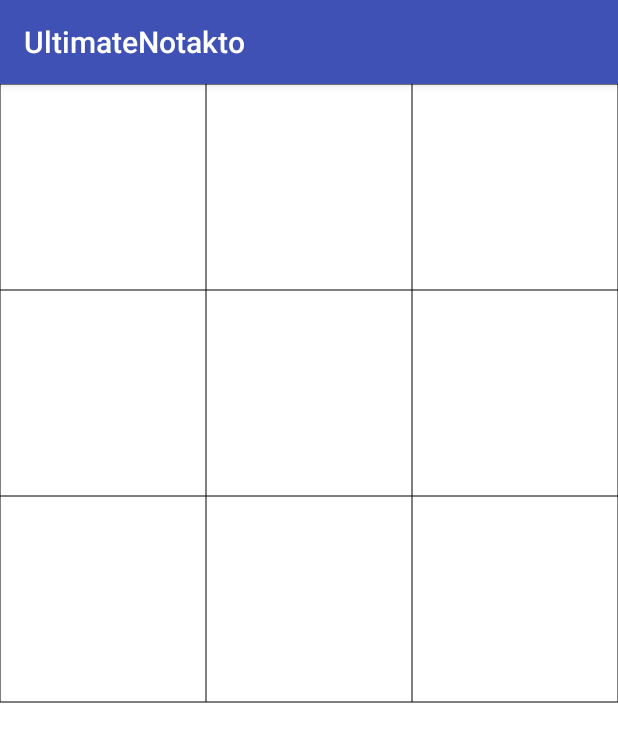
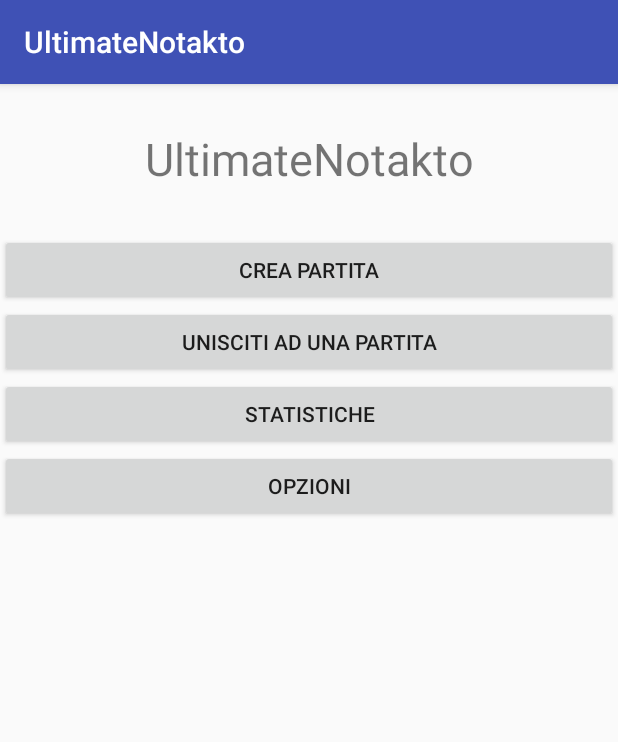
Before and after one commit to beawar/UltimateNotakto, an Android app: the screen it shows after launch (MainActivity), on a phone screen of 412 x 824 dp. Shown: the top 742 px of the screen. Run offline under Robolectric (Android 15) with nearby library versions, the light colour scheme and no system bars.

Commit message:
Aperto nuovo branch per creare il layout. NON FUNZIONANTE

```diff
--- a/Android/app/src/main/java/com/example/misterweeman/ultimatenotakto/MainActivity.java
+++ b/Android/app/src/main/java/com/example/misterweeman/ultimatenotakto/MainActivity.java
@@ -1,73 +1,40 @@
 package com.example.misterweeman.ultimatenotakto;
 
-import android.content.DialogInterface;
+import android.content.Intent;
 import android.os.Bundle;
-import android.support.v4.app.FragmentTransaction;
-import android.support.v7.app.AlertDialog;
 import android.support.v7.app.AppCompatActivity;
-import android.view.KeyEvent;
+import android.util.Log;
+import android.view.View;
 
-import com.example.misterweeman.ultimatenotakto.view.GameFragment;
 
-public class MainActivity extends AppCompatActivity implements GameFragment.GameLostListener {
+public class MainActivity extends AppCompatActivity{
+
+    private static final String TAG = "UltimateNotakto";
+
     @Override
     protected void onCreate(Bundle savedInstanceState) {
         super.onCreate(savedInstanceState);
         setContentView(R.layout.activity_main);
 
-        // Check that the activity is using the layout version with
-        // the fragment_container FrameLayout
-        if (findViewById(R.id.fragment_container) != null) {
-            // However, if we're being restored from a previous state,
-            // then we don't need to do anything or else
-            // we could end up with overlapping fragments.
-            // Quindi controllo eseguo le istruzioni solo se non c'è uno stato precedente
-            if (savedInstanceState == null) {
-                // Create a new Fragment to be placed in the activity layout
-                GameFragment gameFragment = new GameFragment();
+    }
 
-                // In case this activity was started with special instructions from an
-                // Intent, pass the Intent's extras to the fragment as arguments
-                gameFragment.setArguments(getIntent().getExtras());
+    // called when the user click "Crea Partita"
+    public void createGame(View view){
 
-                // Add the fragment to the 'fragment_container' Layout
-                getSupportFragmentManager().beginTransaction()
-                        .add(R.id.fragment_container, gameFragment).commit();
-            }
-        }
+        Log.d(TAG, "createGame()");
+
+        Intent intent = new Intent(this, GameActivity.class);
+        startActivity(intent);
     }
 
     @Override
     public void onDestroy(){
+
+        Log.d(TAG, "destroy");
+
         super.onDestroy();
     }
 
-    @Override
-    public void onGameLost() {
-        AlertDialog.Builder builder = new AlertDialog.Builder(this);
-        builder.setMessage(R.string.lost_dialog_message)
-                .setTitle(R.string.list_dialog_title)
-                .setPositiveButton(R.string.oh_no, new DialogInterface.OnClickListener() {
-                    @Override
-                    public void onClick(DialogInterface dialog, int which) {
-                        BlankFragment blankFragment = BlankFragment.newInstance("param1", "param2");
 
-                        FragmentTransaction transaction = getSupportFragmentManager().beginTransaction();
-                        transaction.replace(R.id.fragment_container, blankFragment);
 
-                        transaction.commit();
-                    }
-                })
-                .setOnKeyListener(new DialogInterface.OnKeyListener() {
-                    @Override
-                    public boolean onKey(DialogInterface dialog, int keyCode, KeyEvent event) {
-                        if (keyCode == KeyEvent.KEYCODE_BACK && event.getAction() == KeyEvent.ACTION_UP) {
-                            finish();
-                        }
-                        return false;
-                    }
-                });
-        AlertDialog dialog = builder.create();
-        dialog.show();
-    }
 }
--- a/Android/app/src/main/res/layout/activity_main.xml
+++ b/Android/app/src/main/res/layout/activity_main.xml
@@ -1,18 +1,37 @@
 <?xml version="1.0" encoding="utf-8"?>
-<android.support.constraint.ConstraintLayout xmlns:android="http://schemas.android.com/apk/res/android"
+<LinearLayout xmlns:android="http://schemas.android.com/apk/res/android"
     xmlns:tools="http://schemas.android.com/tools"
     android:layout_width="match_parent"
     android:layout_height="match_parent"
-    android:layout_gravity="center_vertical"
-    tools:context="com.example.misterweeman.ultimatenotakto.MainActivity">
+    android:orientation="vertical">
 
-    <LinearLayout
-        android:id="@+id/fragment_container"
+    <TextView
+        android:id="@+id/mainActivity_title"
         android:layout_width="match_parent"
-        android:layout_height="match_parent"
-        android:orientation="vertical">
+        android:layout_height="100dp"
+        android:text="@string/app_name"
+        android:textAlignment="center"
+        android:gravity="center"
+        android:textSize="30sp" />
+    <Button
+        android:id="@+id/create_game_btn"
+        android:layout_width="match_parent"
+        android:layout_height="wrap_content"
+        android:text="@string/create_game"/>
+    <Button
+        android:id="@+id/join_game_btn"
+        android:layout_width="match_parent"
+        android:layout_height="wrap_content"
+        android:text="@string/join_game"/>
+    <Button
+        android:id="@+id/stats_btn"
+        android:layout_width="match_parent"
+        android:layout_height="wrap_content"
+        android:text="@string/stats"/>
 
-    </LinearLayout>
-
-
-</android.support.constraint.ConstraintLayout>
+    <Button
+        android:id="@+id/settings_btn"
+        android:layout_width="match_parent"
+        android:layout_height="wrap_content"
+        android:text="@string/settings" />
+</LinearLayout>
--- a/Android/app/src/main/res/values/strings.xml
+++ b/Android/app/src/main/res/values/strings.xml
@@ -1,5 +1,12 @@
 <resources>
     <string name="app_name">UltimateNotakto</string>
+
+    <string name="create_game">Crea Partita</string>
+    <string name="join_game">Unisciti ad una Partita</string>
+    <string name="stats">Statistiche</string>
+    <string name="settings">Opzioni</string>
+
+    <string name="board_name">Notakto Board</string>
 
     <!-- TODO: Remove or change this placeholder text -->
     <string name="hello_blank_fragment">
```
Also changed, not shown: Android/app/src/main/AndroidManifest.xml (+8 -1 lines), Android/app/src/main/java/com/example/misterweeman/ultimatenotakto/GameActivity.java (added, +74 -0 lines), Android/app/src/main/res/layout/game_activity.xml (added, +13 -0 lines).
